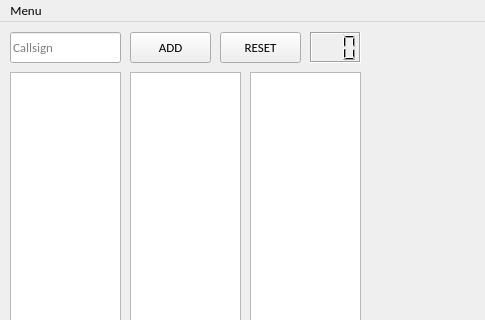
Old version of the form FSM/mainwindow.ui in the repository KingfuChan/Flight-Strip-Manager-cpp; both pictures show x 0 to 485 and y 0 to 320 of the 701 by 681 pixel window.
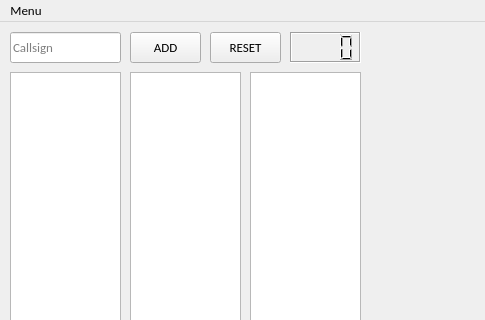
New version of the form. Custom widgets are drawn as their Qt base class.

What changed in the file:
```diff
--- a/FSM/mainwindow.ui
+++ b/FSM/mainwindow.ui
@@ -28,7 +28,7 @@
      <rect>
       <x>130</x>
       <y>10</y>
-      <width>81</width>
+      <width>71</width>
       <height>31</height>
      </rect>
     </property>
@@ -44,9 +44,9 @@
    <widget class="QPushButton" name="buttonReset">
     <property name="geometry">
      <rect>
-      <x>220</x>
+      <x>210</x>
       <y>10</y>
-      <width>81</width>
+      <width>71</width>
       <height>31</height>
      </rect>
     </property>
@@ -191,9 +191,9 @@
    <widget class="LCDTimer" name="lcdNumber">
     <property name="geometry">
      <rect>
-      <x>310</x>
+      <x>290</x>
       <y>10</y>
-      <width>51</width>
+      <width>71</width>
       <height>31</height>
      </rect>
     </property>
@@ -207,7 +207,7 @@
      <enum>QFrame::Sunken</enum>
     </property>
     <property name="digitCount">
-     <number>3</number>
+     <number>4</number>
     </property>
    </widget>
   </widget>
```
Left out of the diff: 27 changed lines with no effect on the pictures.
